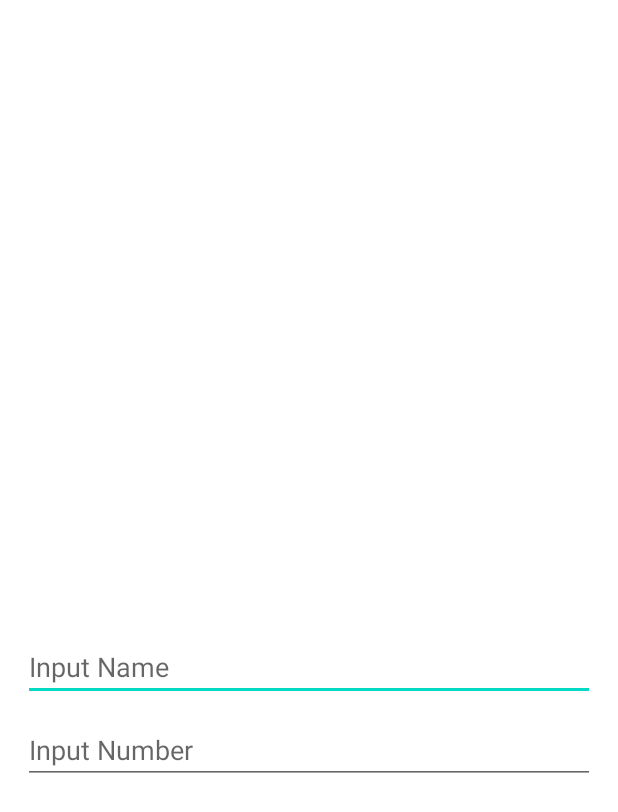
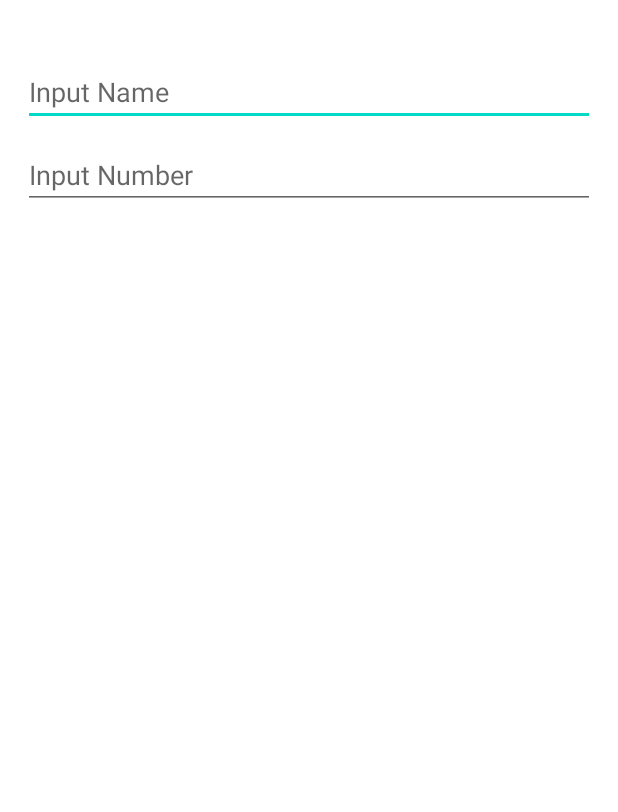
Before and after one commit to thechinh98/android_training, an Android app: the screen it shows after launch (MainActivity), on a phone screen of 412 x 824 dp. Shown: the top 812 px of the screen. Run offline under Robolectric (Android 15) with nearby library versions, the phone set to English and light mode, and no system bars; our stand-ins replace data binding.

Commit message:
UPDATE: Update two ways binding

```diff
--- a/app/build.gradle
+++ b/app/build.gradle
@@ -38,6 +38,7 @@ android {
 }
 
 dependencies {
+    implementation 'androidx.databinding:databinding-runtime:4.1.3'
     def fragment_version = "1.4.0"
     implementation 'androidx.core:core-ktx:1.7.0'
     implementation 'androidx.appcompat:appcompat:1.3.1'
--- a/app/src/main/res/layout/fragment_first.xml
+++ b/app/src/main/res/layout/fragment_first.xml
@@ -22,8 +22,16 @@
             android:textColor="@color/black"
             app:layout_constraintEnd_toEndOf="parent"
             app:layout_constraintStart_toStartOf="parent"
-            app:layout_constraintBottom_toBottomOf="parent"
             app:layout_constraintTop_toTopOf="parent" />
+        <TextView
+            android:id="@+id/textview_second"
+            android:layout_width="wrap_content"
+            android:layout_height="wrap_content"
+            android:text="@{viewModel.stringSecond}"
+            android:textColor="@color/black"
+            app:layout_constraintEnd_toEndOf="parent"
+            app:layout_constraintStart_toStartOf="parent"
+            app:layout_constraintTop_toBottomOf="@id/textview_first"/>
 
         <EditText
             android:id="@+id/edtFirst"
@@ -36,7 +44,7 @@
             android:inputType="text"
             app:layout_constraintLeft_toLeftOf="parent"
             app:layout_constraintRight_toRightOf="parent"
-            app:layout_constraintTop_toBottomOf="@id/textview_first" />
+            app:layout_constraintTop_toBottomOf="@id/textview_second" />
 
         <EditText
             android:id="@+id/edtPhone"
@@ -46,6 +54,7 @@
             android:layout_marginTop="10dp"
             android:autofillHints=""
             android:hint="@string/txt_hint_input_number"
+            android:text="@={viewModel.stringSecond}"
             android:inputType="phone"
             app:layout_constraintLeft_toLeftOf="parent"
             app:layout_constraintRight_toRightOf="parent"
```
